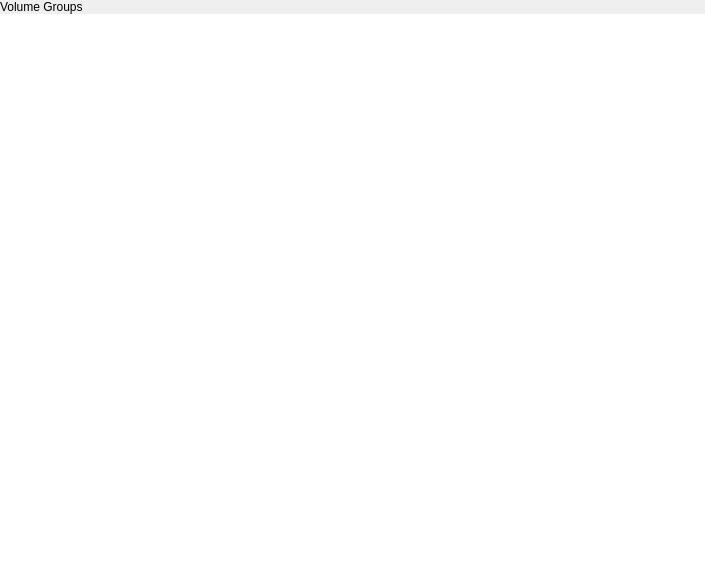
This is application/lvm/lvmpage.ui in theCheeseboard/theFrisbee as Qt 5 draws it before an edit. The edited form follows.
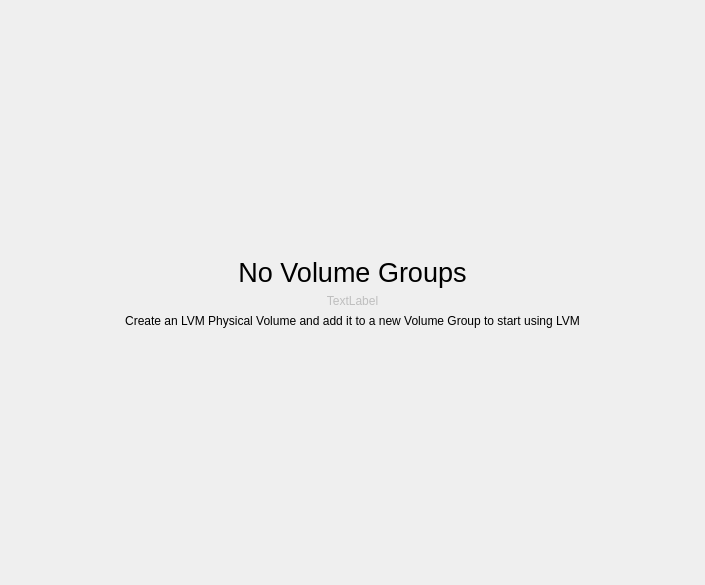
This is the edited form. The open tabs and pages were chosen to show the change. Custom widgets are drawn as their Qt base class.

Patch:
```diff
--- a/application/lvm/lvmpage.ui
+++ b/application/lvm/lvmpage.ui
@@ -31,7 +31,10 @@
    </property>
    <item>
     <widget class="tStackedWidget" name="stackedWidget">
-     <widget class="QWidget" name="page">
+     <property name="currentIndex">
+      <number>0</number>
+     </property>
+     <widget class="QWidget" name="vgListPage">
       <layout class="QVBoxLayout" name="verticalLayout_2">
        <property name="spacing">
         <number>0</number>
@@ -87,7 +90,77 @@
        </item>
       </layout>
      </widget>
-     <widget class="QWidget" name="page_2"/>
+     <widget class="QWidget" name="noVgsPage">
+      <layout class="QVBoxLayout" name="verticalLayout_4">
+       <item>
+        <spacer name="verticalSpacer">
+         <property name="orientation">
+          <enum>Qt::Vertical</enum>
+         </property>
+         <property name="sizeHint" stdset="0">
+          <size>
+           <width>20</width>
+           <height>40</height>
+          </size>
+         </property>
+        </spacer>
+       </item>
+       <item>
+        <widget class="QLabel" name="label">
+         <property name="font">
+          <font>
+           <pointsize>20</pointsize>
+          </font>
+         </property>
+         <property name="text">
+          <string>No Volume Groups</string>
+         </property>
+         <property name="alignment">
+          <set>Qt::AlignCenter</set>
+         </property>
+        </widget>
+       </item>
+       <item>
+        <widget class="QLabel" name="noVgIcon">
+         <property name="enabled">
+          <bool>false</bool>
+         </property>
+         <property name="text">
+          <string notr="true">TextLabel</string>
+         </property>
+         <property name="alignment">
+          <set>Qt::AlignCenter</set>
+         </property>
+        </widget>
+       </item>
+       <item>
+        <widget class="QLabel" name="label_2">
+         <property name="text">
+          <string>Create an LVM Physical Volume and add it to a new Volume Group to start using LVM</string>
+         </property>
+         <property name="alignment">
+          <set>Qt::AlignCenter</set>
+         </property>
+         <property name="wordWrap">
+          <bool>true</bool>
+         </property>
+        </widget>
+       </item>
+       <item>
+        <spacer name="verticalSpacer_2">
+         <property name="orientation">
+          <enum>Qt::Vertical</enum>
+         </property>
+         <property name="sizeHint" stdset="0">
+          <size>
+           <width>20</width>
+           <height>40</height>
+          </size>
+         </property>
+        </spacer>
+       </item>
+      </layout>
+     </widget>
     </widget>
    </item>
   </layout>
```
